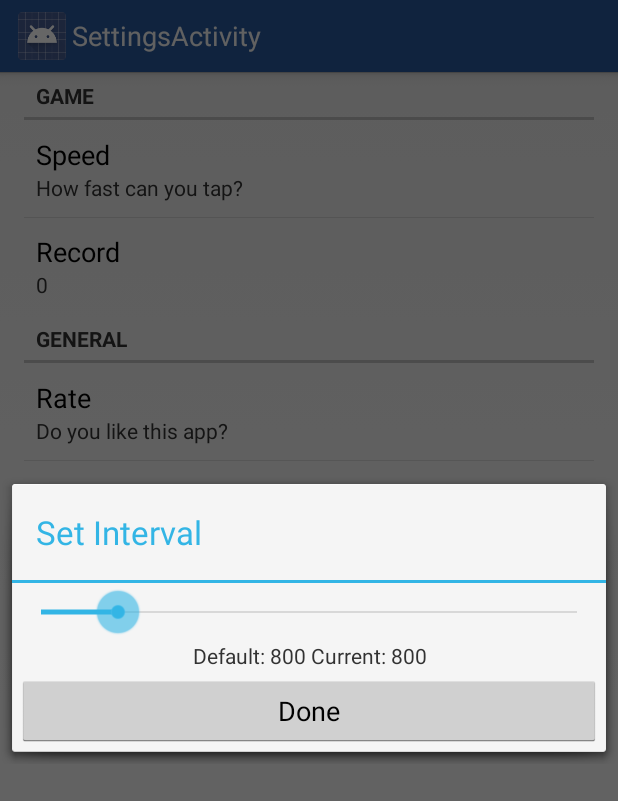
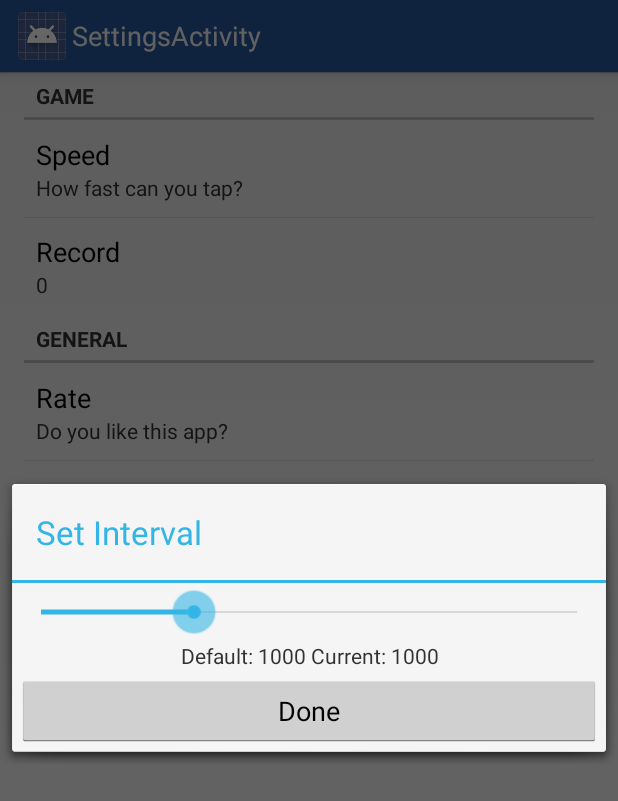
Before and after one commit to ziggy42/KeepFocused, an Android app: the SettingsActivity screen opened directly, with no data from a screen before it, after a tap on "Speed", on a phone screen of 412 x 824 dp. Shown: the top 801 px of the screen. Run offline under Robolectric (Android 15) with nearby library versions, the phone set to English and light mode, and no system bars.

```diff
--- a/app/build.gradle
+++ b/app/build.gradle
@@ -8,8 +8,8 @@ android {
         applicationId "com.andreapivetta.keepfocused"
         minSdkVersion 15
         targetSdkVersion 20
-        versionCode 2
-        versionName "1.1"
+        versionCode 3
+        versionName "1.2"
     }
     buildTypes {
         release {
--- a/app/src/main/java/com/andreapivetta/keepfocused/settings/SettingsActivity.java
+++ b/app/src/main/java/com/andreapivetta/keepfocused/settings/SettingsActivity.java
@@ -145,11 +145,11 @@ public class SettingsActivity extends Activity {
                             SeekBar seekBar = (SeekBar) layout.findViewById(R.id.seekBar);
                             final TextView seekBarTextView = (TextView) layout.findViewById(R.id.seekBarTextView);
 
-                            int interval = mSharedPreferences.getInt("INTERVAL", 800);
+                            int interval = mSharedPreferences.getInt("INTERVAL", 1000);
                             currentInterval = (interval/100) - 6;
                             seekBar.setProgress(currentInterval);
 
-                            seekBarTextView.setText("Default: 800 Current: " + ((currentInterval*100) + 600));
+                            seekBarTextView.setText("Default: 1000 Current: " + ((currentInterval*100) + 600));
 
                             doneButton.setOnClickListener(new View.OnClickListener() {
                                 @Override
```
Also changed, not shown: app/src/main/java/com/andreapivetta/keepfocused/MainActivity.java (+8 -1 lines).
